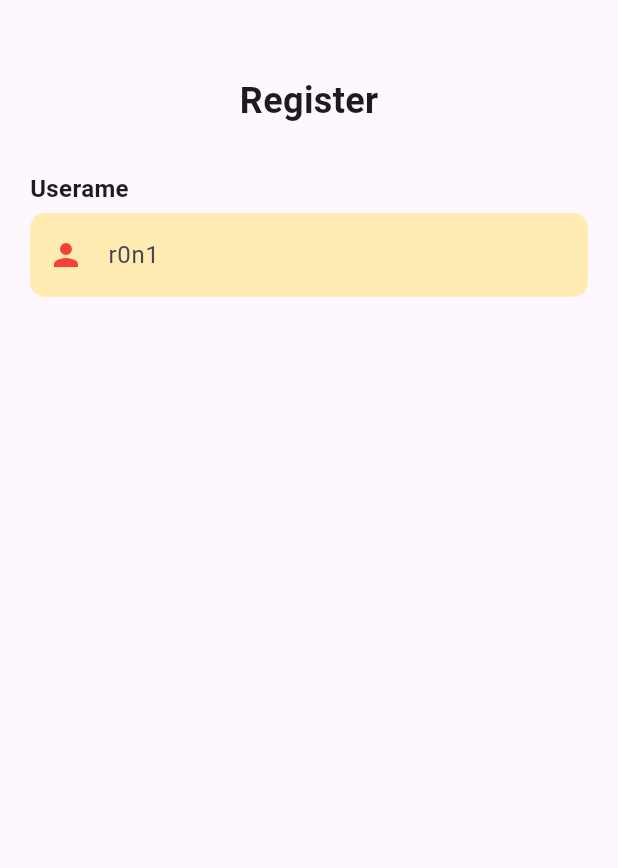
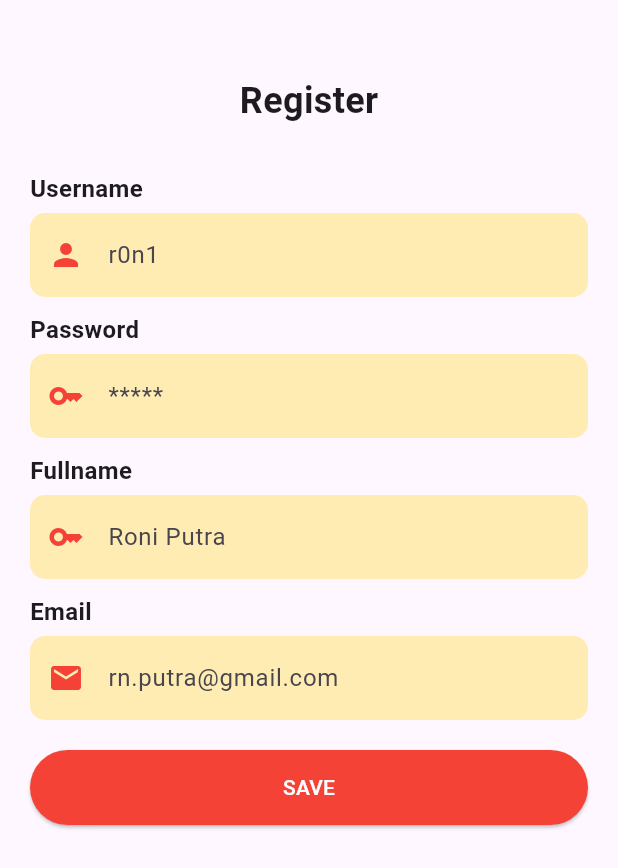
Before and after one commit to r0n1-putr4/Flutter-Berita, a Flutter app: the screen it shows after launch, on a phone screen of 412 x 824 dp. Shown: the top 868 px of the screen. Run offline on Flutter 3.47's test engine with Material 3 defaults, Android fonts, the phone set to English and light mode, and no system bars.

Commit message:
Update Code

```diff
--- a/lib/pages/login_page.dart
+++ b/lib/pages/login_page.dart
@@ -10,24 +10,68 @@ class LoginPage extends StatefulWidget {
 
 class _LoginPageState extends State<LoginPage> {
   var username = TextEditingController();
+  var password = TextEditingController();
+  var fullName = TextEditingController();
+  var email = TextEditingController();
+
   @override
   Widget build(BuildContext context) {
     return Scaffold(
-      body: Center(
+      body: SingleChildScrollView(
         child: Padding(
           padding: EdgeInsets.all(20),
           child: Form(
             child: Column(
               children: [
-                SizedBox(height: 30,),
-                Text("Register",style: TextStyle(fontSize: 24,fontWeight: FontWeight.bold),),
-                SizedBox(height: 30,),
+                SizedBox(height: 30),
+                Text(
+                  "Register",
+                  style: TextStyle(fontSize: 24, fontWeight: FontWeight.bold),
+                ),
+                SizedBox(height: 30),
                 CostumeInput(
-                  label: "Userame",
+                  label: "Username",
                   textEditingController: username,
                   icon: Icons.person,
                   textHint: "r0n1",
                   textInputType: TextInputType.text,
+                ),
+                SizedBox(height: 10),
+                CostumeInput(
+                  label: "Password",
+                  textEditingController: password,
+                  obscureText: true,
+                  icon: Icons.key,
+                  textHint: "*****",
+                  textInputType: TextInputType.text,
+                ),
+                SizedBox(height: 10),
+                CostumeInput(
+                  label: "Fullname",
+                  textEditingController: fullName,
+                  icon: Icons.key,
+                  textHint: "Roni Putra",
+                  textInputType: TextInputType.text,
+                ),
+                SizedBox(height: 10),
+                CostumeInput(
+                  label: "Email",
+                  textEditingController: email,
+                  icon: Icons.email,
+                  textHint: "rn.putra@gmail.com",
+                  textInputType: TextInputType.emailAddress,
+                ),
+                SizedBox(height: 20),
+                ElevatedButton(
+                  onPressed: () {},
+                  style: ElevatedButton.styleFrom(
+                    minimumSize: Size(double.infinity, 50),
+                    // Full width, height: 50
+                    backgroundColor: Colors.red,
+                    // Change button color
+                    foregroundColor: Colors.white, // Change text color
+                  ),
+                  child: Text("SAVE"),
                 ),
               ],
             ),
--- a/lib/pages/splash_screen.dart
+++ b/lib/pages/splash_screen.dart
@@ -18,11 +18,13 @@ class SplashScreen extends StatelessWidget {
     return Scaffold(
       backgroundColor: Colors.amber,
       body: Center(
-        child: Column(
-          mainAxisAlignment: MainAxisAlignment.center,
-          children: [
-            Image.asset("images/logo.png"),
-          ],
+        child: SingleChildScrollView(
+          child: Column(
+            mainAxisAlignment: MainAxisAlignment.center,
+            children: [
+              Image.asset("images/logo.png"),
+            ],
+          ),
         ),
       ),
     );
```
